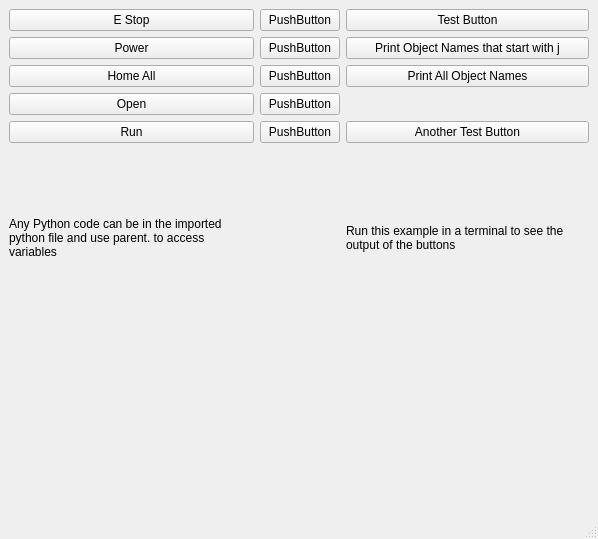
jethornton/flexgui, file examples/python/python.ui: the form before one commit.
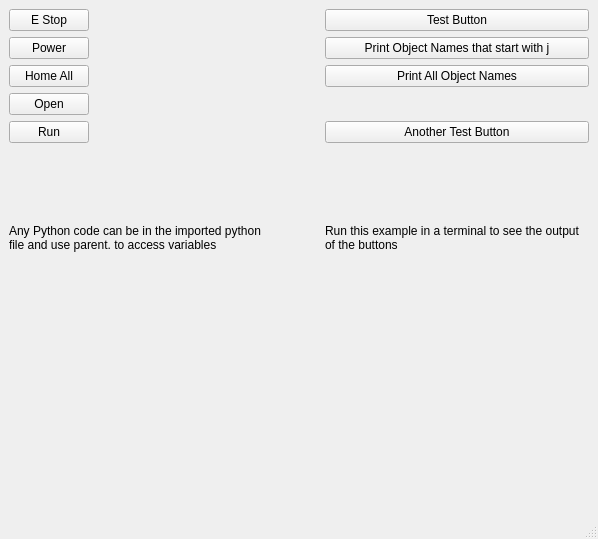
The form after the commit.

Commit message: remove unused buttons from example

```diff
--- a/examples/python/python.ui
+++ b/examples/python/python.ui
@@ -15,37 +15,14 @@
   </property>
   <widget class="QWidget" name="centralwidget">
    <layout class="QGridLayout" name="gridLayout">
-    <item row="2" column="0">
-     <widget class="QPushButton" name="home_all_pb">
-      <property name="text">
-       <string>Home All</string>
-      </property>
-     </widget>
-    </item>
-    <item row="1" column="2">
+    <item row="1" column="3">
      <widget class="QPushButton" name="get_names_p_pb">
       <property name="text">
        <string>Print Object Names that start with j</string>
       </property>
      </widget>
     </item>
-    <item row="5" column="0">
-     <widget class="QLabel" name="label_2">
-      <property name="sizePolicy">
-       <sizepolicy hsizetype="Preferred" vsizetype="Minimum">
-        <horstretch>0</horstretch>
-        <verstretch>0</verstretch>
-       </sizepolicy>
-      </property>
-      <property name="text">
-       <string>Any Python code can be in the imported python file and use parent. to access variables</string>
-      </property>
-      <property name="wordWrap">
-       <bool>true</bool>
-      </property>
-     </widget>
-    </item>
-    <item row="5" column="2">
+    <item row="5" column="3">
      <widget class="QLabel" name="label">
       <property name="sizePolicy">
        <sizepolicy hsizetype="Preferred" vsizetype="Minimum">
@@ -61,6 +38,13 @@
       </property>
      </widget>
     </item>
+    <item row="4" column="3">
+     <widget class="QPushButton" name="another_test_pb">
+      <property name="text">
+       <string>Another Test Button</string>
+      </property>
+     </widget>
+    </item>
     <item row="4" column="0">
      <widget class="QPushButton" name="run_pb">
       <property name="text">
@@ -68,37 +52,6 @@
       </property>
      </widget>
     </item>
-    <item row="4" column="2">
-     <widget class="QPushButton" name="another_test_pb">
-      <property name="text">
-       <string>Another Test Button</string>
-      </property>
-     </widget>
-    </item>
-    <item row="6" column="0" colspan="3">
-     <widget class="QWidget" name="plot_widget" native="true"/>
-    </item>
-    <item row="1" column="0">
-     <widget class="QPushButton" name="power_pb">
-      <property name="text">
-       <string>Power</string>
-      </property>
-     </widget>
-    </item>
-    <item row="0" column="2">
-     <widget class="QPushButton" name="my_test_pb">
-      <property name="text">
-       <string>Test Button</string>
-      </property>
-     </widget>
-    </item>
-    <item row="2" column="2">
-     <widget class="QPushButton" name="get_names_pb">
-      <property name="text">
-       <string>Print All Object Names</string>
-      </property>
-     </widget>
-    </item>
     <item row="3" column="0">
      <widget class="QPushButton" name="open_pb">
       <property name="text">
@@ -106,6 +59,13 @@
       </property>
      </widget>
     </item>
+    <item row="0" column="3">
+     <widget class="QPushButton" name="my_test_pb">
+      <property name="text">
+       <string>Test Button</string>
+      </property>
+     </widget>
+    </item>
     <item row="0" column="0">
      <widget class="QPushButton" name="estop_pb">
       <property name="text">
@@ -113,38 +73,69 @@
       </property>
      </widget>
     </item>
+    <item row="2" column="0">
+     <widget class="QPushButton" name="home_all_pb">
+      <property name="text">
+       <string>Home All</string>
+      </property>
+     </widget>
+    </item>
+    <item row="1" column="0">
+     <widget class="QPushButton" name="power_pb">
+      <property name="text">
+       <string>Power</string>
+      </property>
+     </widget>
+    </item>
+    <item row="0" column="2">
+     <spacer name="horizontalSpacer">
+      <property name="orientation">
+       <enum>Qt::Horizontal</enum>
+      </property>
+      <property name="sizeHint" stdset="0">
+       <size>
+        <width>40</width>
+        <height>20</height>
+       </size>
+      </property>
+     </spacer>
+    </item>
+    <item row="2" column="3">
+     <widget class="QPushButton" name="get_names_pb">
+      <property name="text">
+       <string>Print All Object Names</string>
+      </property>
+     </widget>
+    </item>
+    <item row="6" column="0" colspan="4">
+     <widget class="QWidget" name="plot_widget" native="true"/>
+    </item>
     <item row="0" column="1">
-     <widget class="QPushButton" name="pushButton">
-      <property name="text">
-       <string>PushButton</string>
+     <spacer name="horizontalSpacer_2">
+      <property name="orientation">
+       <enum>Qt::Horizontal</enum>
       </property>
-     </widget>
-    </item>
-    <item row="1" column="1">
-     <widget class="QPushButton" name="pushButton_2">
-      <property name="text">
-       <string>PushButton</string>
+      <property name="sizeHint" stdset="0">
+       <size>
+        <width>40</width>
+        <height>20</height>
+       </size>
       </property>
-     </widget>
+     </spacer>
     </item>
-    <item row="2" column="1">
-     <widget class="QPushButton" name="pushButton_3">
-      <property name="text">
-       <string>PushButton</string>
+    <item row="5" column="0" colspan="2">
+     <widget class="QLabel" name="label_2">
+      <property name="sizePolicy">
+       <sizepolicy hsizetype="Preferred" vsizetype="Minimum">
+        <horstretch>0</horstretch>
+        <verstretch>0</verstretch>
+       </sizepolicy>
       </property>
-     </widget>
-    </item>
-    <item row="3" column="1">
-     <widget class="QPushButton" name="pushButton_4">
       <property name="text">
-       <string>PushButton</string>
+       <string>Any Python code can be in the imported python file and use parent. to access variables</string>
       </property>
-     </widget>
-    </item>
-    <item row="4" column="1">
-     <widget class="QPushButton" name="pushButton_5">
-      <property name="text">
-       <string>PushButton</string>
+      <property name="wordWrap">
+       <bool>true</bool>
       </property>
      </widget>
     </item>
```
